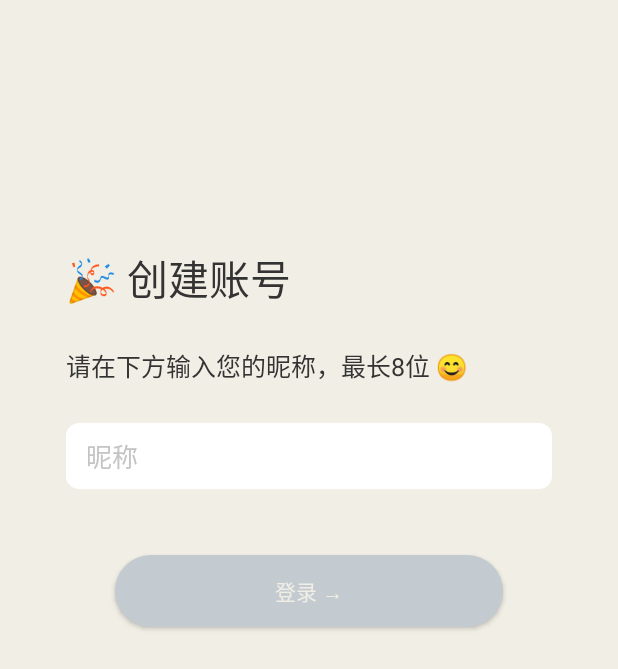
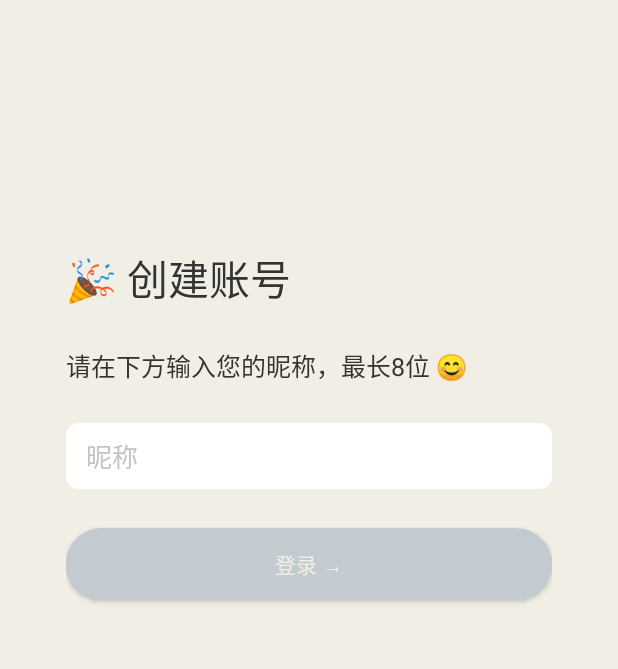
Before and after one commit to anyRTC-UseCase/anyHouse, an Android app: the screen it shows after launch (LoginActivity), after a tap on "登录 →", on a phone screen of 412 x 824 dp. Shown: the top 669 px of the screen. Run offline under Robolectric (Android 15) with nearby library versions, the phone set to English and light mode, and no system bars; libraries missing offline, so code that uses them is left out: com.gyf.immersionbar, com.kongzue.dialog, com.tencent.bugly, com.yanzhenjie.permission, rxhttp.wrapper.exception and 2 more; 6 statements that could not run were skipped.

Commit message:
update android sdk

```diff
--- a/Android/AnyHouse/app/src/main/java/org/ar/anyhouse/service/SignInRep.java
+++ b/Android/AnyHouse/app/src/main/java/org/ar/anyhouse/service/SignInRep.java
@@ -8,6 +8,7 @@ public class SignInRep {
      * msg : success.
      * data : {"uid":"105812","userToken":"eyJhbGciOiJIUzI1NiIsInR5cCI6IkpXVCJ9.eyJleHAiOjE2NDc1NzE2NzUsImlhdCI6MTYxNjAzNTY3NSwidXNlcmlkIjoiMTA1ODEyIn0.3KnjSnyumSzwCh1vrUybqkbdMjjDHKb5hUpy2XtPjhg","userName":"liuxiaozhong","avatar":9,"appId":"2b332bf9b59c3f94b08b374a984b4c14"}
      */
+    //{"code":0,"msg":"success.","data":{"uid":"596453","userToken":"/CHzHXCPrcAR0N2QA6aJyuuqXYCRvy0VXHNEfn4tTyuM1nxqVD+faRymPjLFK1IC","userName":"。。","avatar":5,"appId":"5abe7249f6022d1587749d6f3bbbf975"}}
 
     private int code;
     private String msg;
--- a/Android/AnyHouse/app/src/main/java/org/ar/anyhouse/view/ChannelActivity.kt
+++ b/Android/AnyHouse/app/src/main/java/org/ar/anyhouse/view/ChannelActivity.kt
@@ -114,7 +114,6 @@ class ChannelActivity : BaseActivity() {
             })
             channelVM.observeHostStatus.observe(this, Observer {
                 binding.tvHostLeave.visibility = if (it!=0){View.VISIBLE}else{View.GONE}
-
             })
         }
 
@@ -270,9 +269,9 @@ class ChannelActivity : BaseActivity() {
     fun raisedHands(view: View) {
         if (channelVM.isHostOnline()) {
             if (view.isSelected) {
-                channelVM.cancleApplyLine()
+                channelVM.cancleRaiseHand()
             } else {
-                channelVM.applyLine()
+                channelVM.raiseHand()
                 TopTipDialog().showDialog(
                     supportFragmentManager,
                     getString(R.string.raisedHandsTip)
--- a/Android/AnyHouse/app/src/main/java/org/ar/anyhouse/view/LoginActivity.kt
+++ b/Android/AnyHouse/app/src/main/java/org/ar/anyhouse/view/LoginActivity.kt
@@ -4,6 +4,9 @@ import android.content.Intent
 import android.os.Bundle
 import android.text.Editable
 import android.text.TextWatcher
+import android.view.View
+import androidx.activity.viewModels
+import androidx.lifecycle.Observer
 import com.yanzhenjie.permission.AndPermission
 import com.yanzhenjie.permission.runtime.Permission
 import org.ar.anyhouse.databinding.ActivityLoginBinding
@@ -13,6 +16,7 @@ import org.ar.anyhouse.utils.Constans
 import org.ar.anyhouse.utils.SpUtil
 import org.ar.anyhouse.utils.launch
 import org.ar.anyhouse.utils.toast
+import org.ar.anyhouse.vm.LoginVM
 import org.ar.rtm.ErrorInfo
 import org.ar.rtm.ResultCallback
 import kotlin.coroutines.resume
@@ -21,21 +25,22 @@ import kotlin.coroutines.suspendCoroutine
 class LoginActivity : BaseActivity() {
 
     private lateinit var binding: ActivityLoginBinding
-
+    private val loginVM: LoginVM by viewModels()
 
     override fun onCreate(savedInstanceState: Bundle?) {
         super.onCreate(savedInstanceState)
         binding = ActivityLoginBinding.inflate(layoutInflater)
         setContentView(binding.root)
-            val userId = SpUtil.get().getString(Constans.USER_ID,"")
-            if (!userId.isNullOrEmpty()){//有userId 说明已经登录过了
+
+        val userId = SpUtil.get().getString(Constans.USER_ID, "")
+        if (!userId.isNullOrEmpty()) {//有userId 说明已经登录过了
             startActivity(Intent().apply {
                 setClass(this@LoginActivity, MainActivity::class.java)
             })
-                overridePendingTransition(android.R.anim.fade_in,android.R.anim.fade_out)
+            overridePendingTransition(android.R.anim.fade_in, android.R.anim.fade_out)
             finish()
         }
-        binding.etName.addTextChangedListener(object : TextWatcher{
+        binding.etName.addTextChangedListener(object : TextWatcher {
             override fun afterTextChanged(p0: Editable?) {
             }
 
@@ -48,35 +53,31 @@ class LoginActivity : BaseActivity() {
 
         })
 
-        binding.btnLogin.setOnClickListener {
-            launch({ it ->
-                if (binding.etName.text.isEmpty()){
-                        toast("请输入昵称")
-                        return@launch
-                    }
-
-                val signInfo = ServiceManager.instance.login(binding.etName.text.toString(),it).await()
-                if (signInfo.code == 0){
-                    SpUtil.edit { editor ->
-                        editor.putString(Constans.USER_ID,signInfo.data.uid)
-                        editor.putInt(Constans.USER_ICON,signInfo.data.avatar)
-                        editor.putString(Constans.USER_NAME,signInfo.data.userName)
-                        editor.putString(Constans.APP_ID,signInfo.data.appId)
-                        editor.putString(Constans.HTTP_TOKEN,signInfo.data.userToken)
-
-                    }
+        loginVM.observerLoginResult.observe(this, Observer {
+            when (it) {
+                "success" -> {
                     startActivity(Intent().apply {
                         setClass(this@LoginActivity, MainActivity::class.java)
                     })
-                         overridePendingTransition(android.R.anim.fade_in,android.R.anim.fade_out)
+                    overridePendingTransition(android.R.anim.fade_in, android.R.anim.fade_out)
                     finish()
-                }else{
-                    toast(signInfo.msg)
+                }
+                else -> {
+                    toast(it)
+                }
+
             }
         })
+    }
 
 
+    fun Login(view: View) {
+        if (binding.etName.text.isEmpty()) {
+            toast("请输入昵称")
+            return
         }
+
+        loginVM.Login(binding.etName.text.toString())
     }
 
 
--- a/Android/AnyHouse/app/src/main/res/layout/activity_login.xml
+++ b/Android/AnyHouse/app/src/main/res/layout/activity_login.xml
@@ -1,5 +1,5 @@
 <?xml version="1.0" encoding="utf-8"?>
-<LinearLayout
+<androidx.constraintlayout.widget.ConstraintLayout
     xmlns:android="http://schemas.android.com/apk/res/android"
     xmlns:app="http://schemas.android.com/apk/res-auto"
     xmlns:tools="http://schemas.android.com/tools"
@@ -12,25 +12,29 @@
     android:orientation="vertical">
 
 
-    <Space
-        android:layout_width="match_parent"
-        android:layout_height="@dimen/dp_150">
-    </Space>
 
     <TextView
+        android:id="@+id/tv_welcome"
         android:layout_width="wrap_content"
         android:layout_height="wrap_content"
         android:text="@string/welcome"
+        android:layout_marginTop="@dimen/dp_150"
+        app:layout_constraintTop_toTopOf="parent"
+        app:layout_constraintLeft_toLeftOf="parent"
         android:textColor="@color/font_color"
-        android:textSize="@dimen/sp_25"></TextView>
+        android:textSize="@dimen/sp_25"
+       ></TextView>
 
     <TextView
+        android:id="@+id/tv_tip"
         android:layout_width="wrap_content"
         android:layout_height="wrap_content"
         android:layout_marginTop="@dimen/dp_24"
         android:text="@string/input_name"
         android:textColor="@color/font_color"
         android:textSize="@dimen/sp_15"
+        app:layout_constraintLeft_toLeftOf="parent"
+        app:layout_constraintTop_toBottomOf="@+id/tv_welcome"
         ></TextView>
 
     <EditText
@@ -42,6 +46,8 @@
         android:textSize="@dimen/sp_16"
         android:maxLength="8"
         android:singleLine="true"
+        app:layout_constraintLeft_toLeftOf="parent"
+        app:layout_constraintTop_toBottomOf="@+id/tv_tip"
         android:textColor="@color/font_color"
         android:textColorHint="@color/hint_color"
         android:layout_marginTop="@dimen/dp_24"
@@ -50,15 +56,15 @@
 
     <Button
         android:id="@+id/btn_login"
+        app:layout_constraintLeft_toLeftOf="parent"
+        app:layout_constraintTop_toBottomOf="@+id/et_name"
         android:layout_width="match_parent"
         android:layout_height="wrap_content"
-        android:layout_marginLeft="@dimen/dp_30"
-        android:layout_marginRight="@dimen/dp_30"
+        android:background="@drawable/select_btn_login"
+        android:text="@string/login"
+        android:onClick="Login"
         android:textColor="@color/app_color"
-        android:text="@string/login"
-        android:layout_marginTop="@dimen/dp_40"
-        android:background="@drawable/select_btn_login"></Button>
+        android:layout_marginTop="@dimen/dp_24"></Button>
 
 
-
-</LinearLayout>
+</androidx.constraintlayout.widget.ConstraintLayout>
```
Also changed, not shown: Android/AnyHouse/app/build.gradle (+4 -4 lines), Android/AnyHouse/app/src/main/java/org/ar/anyhouse/sdk/RtcManager.kt (+23 -21 lines), Android/AnyHouse/app/src/main/java/org/ar/anyhouse/utils/KotlinEX.kt (+16 -4 lines), Android/AnyHouse/app/src/main/java/org/ar/anyhouse/view/MainActivity.kt (+7 -12 lines), Android/AnyHouse/app/src/main/java/org/ar/anyhouse/vm/ChannelVM.kt (+55 -86 lines), Android/AnyHouse/app/src/main/res/layout/activity_main.xml (+23 -23 lines). Lines whose indentation alone changed are shown as unchanged.
